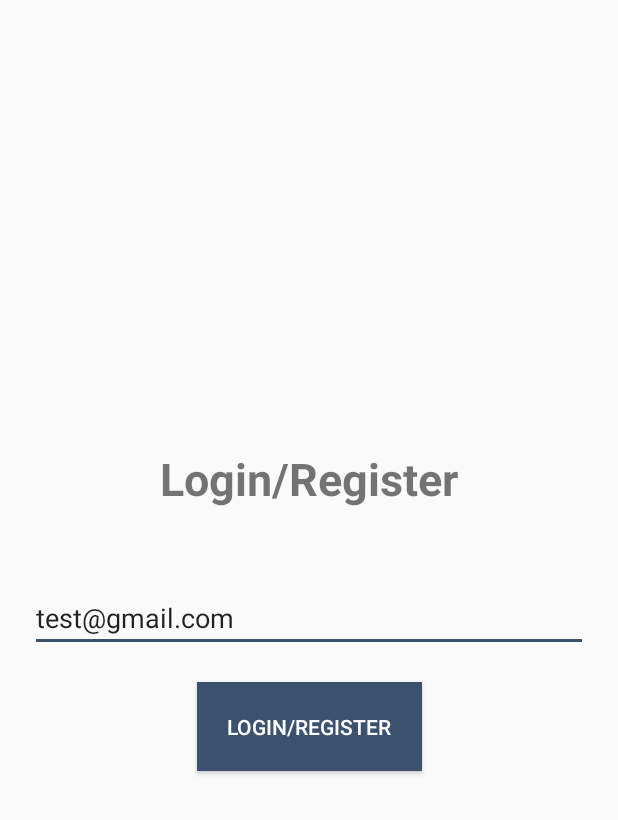
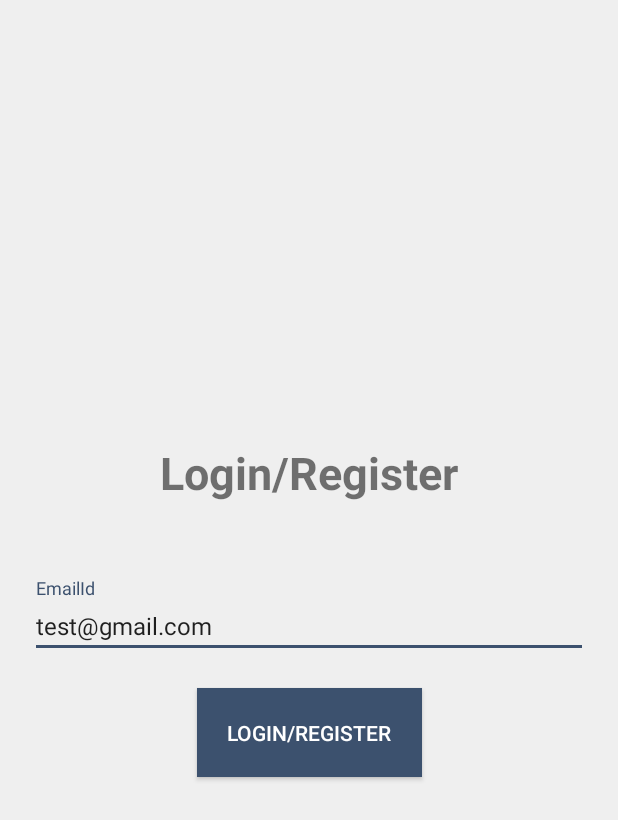
Before and after one commit to r0shanbhagat/Event-Management, an Android app: the screen it shows after launch (MainActivity), on a phone screen of 412 x 824 dp. Shown: the top 820 px of the screen. Run offline under Robolectric (Android 15) with nearby library versions, the phone set to English and light mode, and no system bars; our stand-ins replace Firebase (no records; nobody signed in at launch, a user with empty details on screens opened directly), data binding; 1 statement that could not run was skipped.

Commit message:
first commit

```diff
--- a/app/src/main/java/com/dev/eventmanagement/EventListingActivity.java
+++ b/app/src/main/java/com/dev/eventmanagement/EventListingActivity.java
@@ -173,6 +173,7 @@ public class EventListingActivity extends AppCompatActivity {
                             }
                             if (null != mAdapter) {
                                 mAdapter.notifyDataSetChanged();
+                                showDataAvailable(true);
                             }
                         } else {
                             Toast.makeText(EventListingActivity.this, getString(R.string.no_record_found), Toast.LENGTH_LONG).show();
--- a/app/src/main/res/layout/activity_event.xml
+++ b/app/src/main/res/layout/activity_event.xml
@@ -39,6 +39,12 @@
             android:orientation="vertical"
             android:padding="@dimen/dimen_ten">
 
+            <android.support.design.widget.TextInputLayout
+                android:layout_width="match_parent"
+                android:layout_height="wrap_content"
+                android:hint="@string/event_title">
+
+
                 <EditText
                     android:id="@+id/etEventName"
                     android:layout_width="match_parent"
@@ -47,6 +53,9 @@
                     android:inputType="text"
                     android:text="@={viewModel.eventTitle}"
                     tools:targetApi="o" />
+
+            </android.support.design.widget.TextInputLayout>
+
 
             <Button
                 android:id="@+id/btnDateTime"
--- a/app/src/main/res/layout/activity_main.xml
+++ b/app/src/main/res/layout/activity_main.xml
@@ -32,17 +32,27 @@
             app:layout_constraintLeft_toLeftOf="parent"
             app:layout_constraintRight_toRightOf="parent" />
 
-        <EditText
+        <android.support.design.widget.TextInputLayout
             android:id="@+id/etEmail"
             android:layout_width="match_parent"
             android:layout_height="wrap_content"
-            android:importantForAutofill="no"
-            android:singleLine="true"
-            android:text="@={loginModel.emailId}"
+            android:hint="@string/emailid"
             app:layout_constraintBottom_toBottomOf="parent"
             app:layout_constraintLeft_toLeftOf="parent"
             app:layout_constraintRight_toRightOf="parent"
-            app:layout_constraintTop_toTopOf="parent" />
+            app:layout_constraintTop_toTopOf="parent">
+
+            <EditText
+                android:id="@+id/etMobile"
+                android:layout_width="match_parent"
+                android:layout_height="wrap_content"
+                android:imeOptions="actionDone"
+                android:text="@={loginModel.emailId}"
+                android:textSize="@dimen/medium_text"
+                tools:ignore="Autofill" />
+
+        </android.support.design.widget.TextInputLayout>
+
 
         <Button
             android:layout_width="wrap_content"
--- a/app/src/main/res/values/colors.xml
+++ b/app/src/main/res/values/colors.xml
@@ -12,4 +12,6 @@
     <color name="colorCyan">#0CD0E3</color>
     <color name="colorTransparentCadetBlue">#FA3C516E</color>
     <color name="colorTransparentOrange">#FAFF9800</color>
+    <color name="colorBackground">#EFEFEF</color>
+
 </resources>
--- a/app/src/main/res/values/strings.xml
+++ b/app/src/main/res/values/strings.xml
@@ -24,5 +24,7 @@
     <string name="select_end_date">Please select end date</string>
     <string name="filter_applied">Filter Applied Successfully.</string>
     <string name="no_record_found">No Data Available in Range.</string>
+    <string name="emailid">EmailId</string>
+    <string name="event_title">Event Title</string>
 
 </resources>
--- a/app/src/main/res/values/styles.xml
+++ b/app/src/main/res/values/styles.xml
@@ -18,6 +18,7 @@
         <item name="windowActionBar">false</item>
         <item name="windowNoTitle">true</item>
         <item name="colorControlNormal">@color/colorWhite</item>
+        <item name="android:windowBackground">@color/colorBackground</item>
 
 
     </style>
```
Lines whose indentation alone changed are shown as unchanged.
